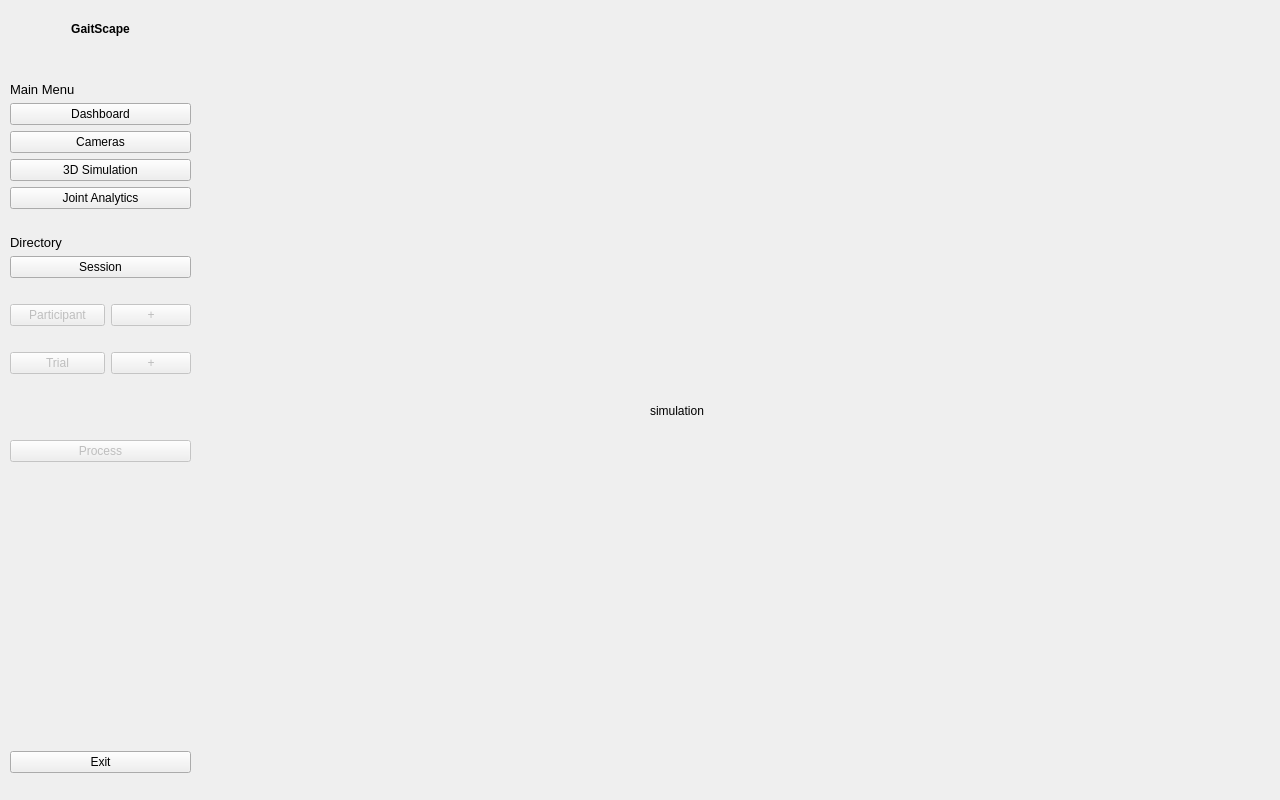
Before: the Qt Designer form final_ui/final.ui in mattorga/thesis, drawn with Qt 5.
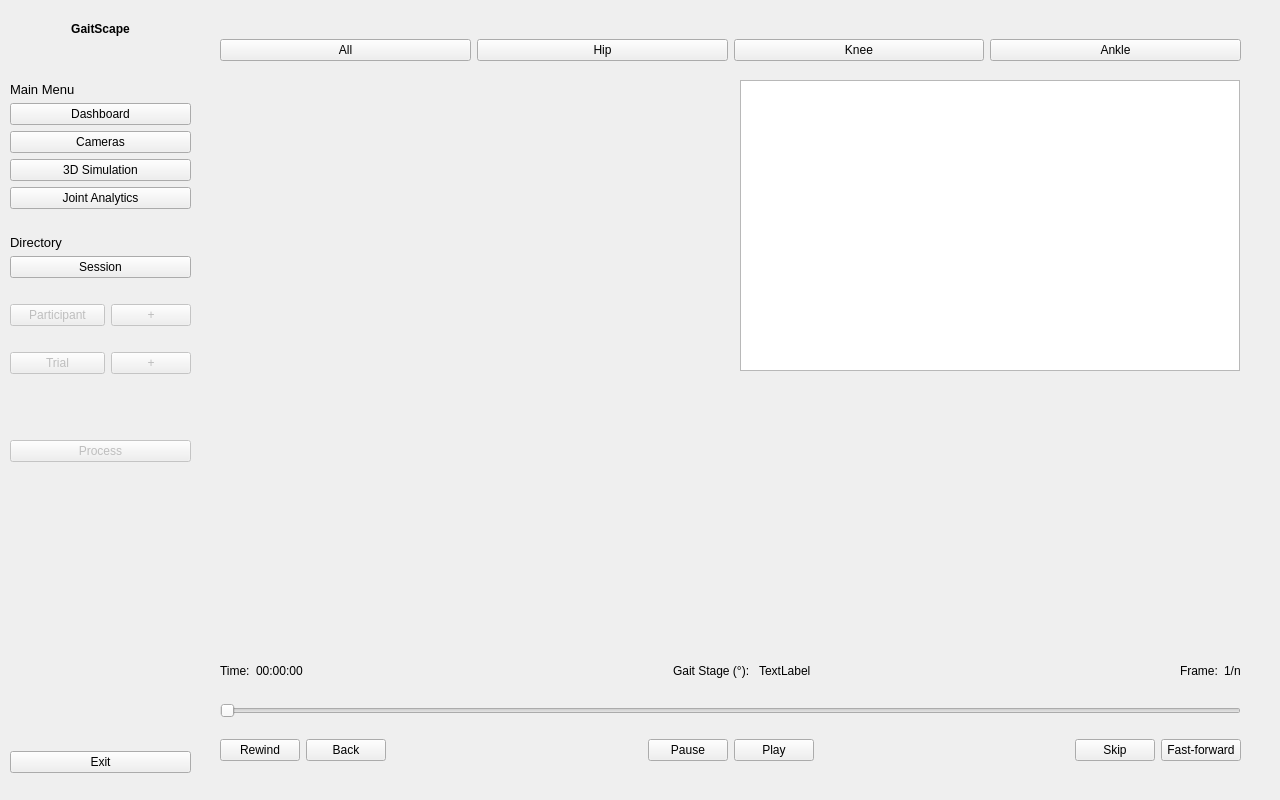
After: the same form once the commit is applied. The open tabs and pages were chosen to show the change.

The edit to the form file:
```diff
--- a/final_ui/final.ui
+++ b/final_ui/final.ui
@@ -735,18 +735,257 @@
      </widget>
     </widget>
     <widget class="QWidget" name="simulationPage">
-     <widget class="QLabel" name="simulationLabel">
+     <widget class="QWidget" name="widget" native="true">
       <property name="geometry">
        <rect>
-        <x>440</x>
+        <x>10</x>
+        <y>50</y>
+        <width>500</width>
+        <height>291</height>
+       </rect>
+      </property>
+      <property name="autoFillBackground">
+       <bool>false</bool>
+      </property>
+      <property name="styleSheet">
+       <string notr="true"/>
+      </property>
+     </widget>
+     <widget class="QWidget" name="horizontalLayoutWidget">
+      <property name="geometry">
+       <rect>
+        <x>10</x>
+        <y>0</y>
+        <width>1021</width>
+        <height>41</height>
+       </rect>
+      </property>
+      <layout class="QHBoxLayout" name="horizontalLayout_3">
+       <item>
+        <widget class="QPushButton" name="allTabButton">
+         <property name="text">
+          <string>All</string>
+         </property>
+        </widget>
+       </item>
+       <item>
+        <widget class="QPushButton" name="hipTabButton">
+         <property name="text">
+          <string>Hip</string>
+         </property>
+        </widget>
+       </item>
+       <item>
+        <widget class="QPushButton" name="kneeTabButton">
+         <property name="text">
+          <string>Knee</string>
+         </property>
+        </widget>
+       </item>
+       <item>
+        <widget class="QPushButton" name="pushButton_4">
+         <property name="text">
+          <string>Ankle</string>
+         </property>
+        </widget>
+       </item>
+      </layout>
+     </widget>
+     <widget class="QTableWidget" name="jointsTable">
+      <property name="geometry">
+       <rect>
+        <x>530</x>
+        <y>50</y>
+        <width>500</width>
+        <height>291</height>
+       </rect>
+      </property>
+     </widget>
+     <widget class="QWidget" name="chartsWidget" native="true">
+      <property name="geometry">
+       <rect>
+        <x>10</x>
         <y>350</y>
-        <width>131</width>
-        <height>61</height>
+        <width>1020</width>
+        <height>251</height>
        </rect>
       </property>
-      <property name="text">
-       <string>simulation</string>
+     </widget>
+     <widget class="QSlider" name="slider">
+      <property name="geometry">
+       <rect>
+        <x>10</x>
+        <y>670</y>
+        <width>1021</width>
+        <height>22</height>
+       </rect>
       </property>
+      <property name="orientation">
+       <enum>Qt::Horizontal</enum>
+      </property>
+     </widget>
+     <widget class="QWidget" name="horizontalLayoutWidget_2">
+      <property name="geometry">
+       <rect>
+        <x>10</x>
+        <y>700</y>
+        <width>1021</width>
+        <height>41</height>
+       </rect>
+      </property>
+      <layout class="QHBoxLayout" name="horizontalLayout_4">
+       <item>
+        <widget class="QPushButton" name="rewindButton">
+         <property name="text">
+          <string>Rewind</string>
+         </property>
+        </widget>
+       </item>
+       <item>
+        <widget class="QPushButton" name="backButton">
+         <property name="text">
+          <string>Back</string>
+         </property>
+        </widget>
+       </item>
+       <item>
+        <spacer name="horizontalSpacer">
+         <property name="orientation">
+          <enum>Qt::Horizontal</enum>
+         </property>
+         <property name="sizeType">
+          <enum>QSizePolicy::Expanding</enum>
+         </property>
+         <property name="sizeHint" stdset="0">
+          <size>
+           <width>40</width>
+           <height>20</height>
+          </size>
+         </property>
+        </spacer>
+       </item>
+       <item>
+        <widget class="QPushButton" name="pauseButton">
+         <property name="text">
+          <string>Pause</string>
+         </property>
+        </widget>
+       </item>
+       <item>
+        <widget class="QPushButton" name="playButton">
+         <property name="text">
+          <string>Play</string>
+         </property>
+        </widget>
+       </item>
+       <item>
+        <spacer name="horizontalSpacer_2">
+         <property name="orientation">
+          <enum>Qt::Horizontal</enum>
+         </property>
+         <property name="sizeHint" stdset="0">
+          <size>
+           <width>40</width>
+           <height>20</height>
+          </size>
+         </property>
+        </spacer>
+       </item>
+       <item>
+        <widget class="QPushButton" name="skipButton">
+         <property name="text">
+          <string>Skip</string>
+         </property>
+        </widget>
+       </item>
+       <item>
+        <widget class="QPushButton" name="fastForwardButton">
+         <property name="text">
+          <string>Fast-forward</string>
+         </property>
+        </widget>
+       </item>
+      </layout>
+     </widget>
+     <widget class="QWidget" name="horizontalLayoutWidget_3">
+      <property name="geometry">
+       <rect>
+        <x>10</x>
+        <y>620</y>
+        <width>1021</width>
+        <height>41</height>
+       </rect>
+      </property>
+      <layout class="QHBoxLayout" name="horizontalLayout_6">
+       <item>
+        <widget class="QLabel" name="timeLabel">
+         <property name="text">
+          <string>Time:</string>
+         </property>
+        </widget>
+       </item>
+       <item>
+        <widget class="QLabel" name="timeValue">
+         <property name="text">
+          <string>00:00:00</string>
+         </property>
+        </widget>
+       </item>
+       <item>
+        <spacer name="horizontalSpacer_3">
+         <property name="orientation">
+          <enum>Qt::Horizontal</enum>
+         </property>
+         <property name="sizeHint" stdset="0">
+          <size>
+           <width>40</width>
+           <height>20</height>
+          </size>
+         </property>
+        </spacer>
+       </item>
+       <item>
+        <widget class="QLabel" name="gaitStageLabel">
+         <property name="text">
+          <string>Gait Stage (°): </string>
+         </property>
+        </widget>
+       </item>
+       <item>
+        <widget class="QLabel" name="gaitStageValue">
+         <property name="text">
+          <string>TextLabel</string>
+         </property>
+        </widget>
+       </item>
+       <item>
+        <spacer name="horizontalSpacer_4">
+         <property name="orientation">
+          <enum>Qt::Horizontal</enum>
+         </property>
+         <property name="sizeHint" stdset="0">
+          <size>
+           <width>40</width>
+           <height>20</height>
+          </size>
+         </property>
+        </spacer>
+       </item>
+       <item>
+        <widget class="QLabel" name="frameLabel">
+         <property name="text">
+          <string>Frame:</string>
+         </property>
+        </widget>
+       </item>
+       <item>
+        <widget class="QLabel" name="frameValue">
+         <property name="text">
+          <string>1/n</string>
+         </property>
+        </widget>
+       </item>
+      </layout>
      </widget>
     </widget>
     <widget class="QWidget" name="analyticsPage">
```
Left out of the diff: 2 changed lines with no effect on the pictures.
